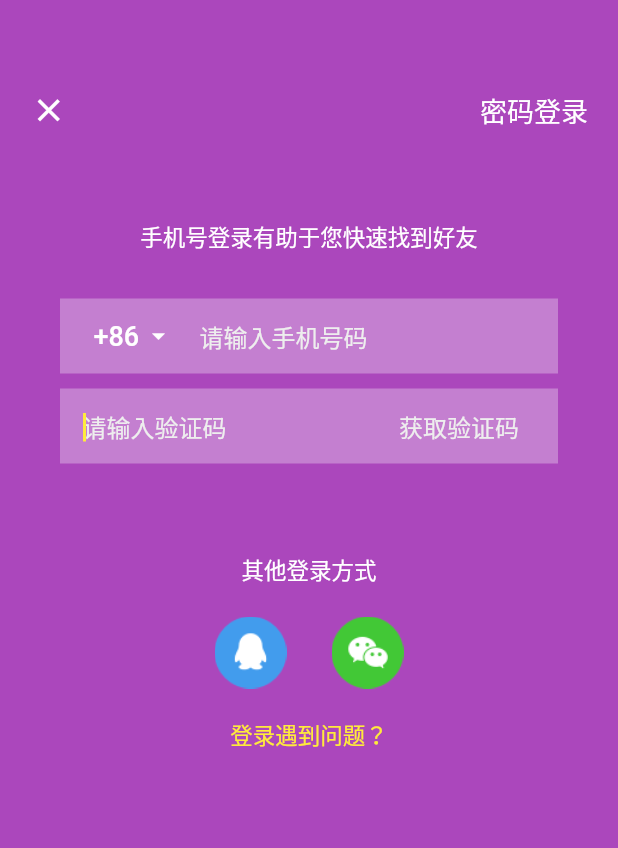
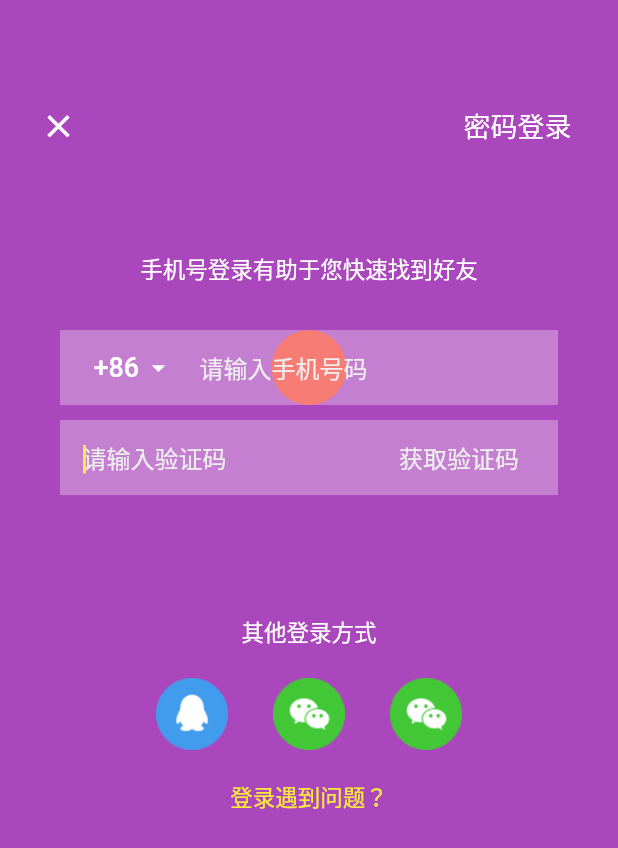
Before and after one commit to opvexe/FlutterToikLogin, a Flutter app: the screen it shows after launch, on a phone screen of 412 x 824 dp. Shown: the top 848 px of the screen. Run offline on Flutter 3.47's test engine with Material 2 defaults, Android fonts, the phone set to English and light mode, and no system bars.

Commit message:
no message

```diff
--- a/flutterlogin/lib/login.dart
+++ b/flutterlogin/lib/login.dart
@@ -28,20 +28,30 @@ class loginWidget extends StatelessWidget {
               children: <Widget>[
                 Container(
                   child: Padding(
-                    padding: EdgeInsets.only(left: 20.0),
-                    child: Icon(
-                      Icons.close,
+                    padding: EdgeInsets.only(left: 15.0),
+                    child: IconButton(
+                      padding: EdgeInsets.zero,
+                      iconSize: 25.0,
+                      icon: Icon(Icons.close),
                       color: Colors.white,
-                      size: 25.0,
+                      onPressed: () {
+                        print("close");
+                      },
                     ),
                   ),
                 ),
                 Container(
                   child: Padding(
-                    padding: EdgeInsets.only(right: 20.0),
+                    padding: EdgeInsets.only(right: 15.0),
+                    child: FlatButton(
                       child: Text(
                         "密码登录",
+                        textAlign: TextAlign.right,
                         style: TextStyle(fontSize: 18.0, color: Colors.white),
+                      ),
+                      onPressed: (){
+                        print("login code ");
+                      },
                     ),
                   ),
                 ),
@@ -63,35 +73,18 @@ class loginWidget extends StatelessWidget {
             margin: const EdgeInsets.only(left: 40.0, right: 40.0, top: 30.0),
             padding: EdgeInsets.only(left: 5.0, right: 5.0),
             alignment: Alignment.center,
+
+            decoration: BoxDecoration(
+              shape: BoxShape.circle,
+              color: Colors.red,
+            ),
+
             child: Row(
               mainAxisAlignment: MainAxisAlignment.start,
               children: <Widget>[
-                FlatButton(
-                  child: Row(
-                    children: <Widget>[
-                      Padding(
-                        padding: EdgeInsets.zero,
-                        child: Text(
-                          "+86",
-                          style: TextStyle(fontSize: 18.0, color: Colors.white),
-                        ),
-                      ),
-                      Padding(
-                        padding: EdgeInsets.only(left: 3.0),
-                        child: Icon(
-                          Icons.arrow_drop_down,
-                          size: 20.0,
-                          color: Colors.white,
-                        ),
-                      ),
-                    ],
-                  ),
-                  onPressed: () {
-                    print("+86");
-                  },
-                ),
-                Container(
-                  width: 200.0,
+                iphoneButton(),
+                Expanded(
+                  child: Container(
                     child: TextField(
                     textAlign: TextAlign.left,
                     cursorColor: Colors.yellow,
@@ -99,10 +92,12 @@ class loginWidget extends StatelessWidget {
                     decoration: InputDecoration(
                       border: InputBorder.none,
                       hintText: "请输入手机号码",
-                      hintStyle: TextStyle(color: Colors.grey.shade200,fontSize: 16.0),
+                      hintStyle: TextStyle(
+                          color: Colors.grey.shade200, fontSize: 16.0),
                     ),
                   ),
                   ),
+                )
               ],
             ),
           ),
@@ -127,16 +122,18 @@ class loginWidget extends StatelessWidget {
                     decoration: InputDecoration(
                       border: InputBorder.none,
                       hintText: "请输入验证码",
-                      hintStyle: TextStyle(color: Colors.grey.shade200,fontSize: 16.0),
+                      hintStyle: TextStyle(
+                          color: Colors.grey.shade200, fontSize: 16.0),
                     ),
                   ),
                 ),
                 Expanded(
                   child: FlatButton(
-                    padding: EdgeInsets.only(left: 5.0,right: 5.0),
+                    padding: EdgeInsets.only(left: 5.0, right: 5.0),
                     child: Text(
                       "获取验证码",
-                      style: TextStyle(fontSize: 16.0, color: Colors.grey.shade200),
+                      style: TextStyle(
+                          fontSize: 16.0, color: Colors.grey.shade200),
                     ),
                   ),
                 ),
@@ -144,11 +141,11 @@ class loginWidget extends StatelessWidget {
             ),
           ),
           Container(
-            margin: EdgeInsets.only(top: 60.0),
+            margin: EdgeInsets.only(top: 80.0),
             alignment: Alignment.center,
             child: Text(
               "其他登录方式",
-              style:TextStyle(fontSize: 15.0,color: Colors.white),
+              style: TextStyle(fontSize: 15.0, color: Colors.white),
             ),
           ),
           Container(
@@ -160,18 +157,28 @@ class loginWidget extends StatelessWidget {
                   padding: EdgeInsets.zero,
                   iconSize: 30.0,
                   icon: Image.asset("assets/images/share_qq.png"),
-                  onPressed: (){
+                  onPressed: () {
                     print("QQ");
                   },
                 ),
-
                 Container(
                   margin: EdgeInsets.only(left: 30.0),
                   child: IconButton(
                     padding: EdgeInsets.zero,
                     iconSize: 30.0,
                     icon: Image.asset("assets/images/share_wechat.png"),
-                  onPressed: (){
+                    onPressed: () {
+                      print("Wechat");
+                    },
+                  ),
+                ),
+                Container(
+                  margin: EdgeInsets.only(left: 30.0),
+                  child: IconButton(
+                    padding: EdgeInsets.zero,
+                    iconSize: 30.0,
+                    icon: Image.asset("assets/images/share_wechat.png"),
+                    onPressed: () {
                       print("Wechat");
                     },
                   ),
@@ -179,13 +186,12 @@ class loginWidget extends StatelessWidget {
               ],
             ),
           ),
-
           Container(
             margin: EdgeInsets.only(top: 20.0),
             alignment: Alignment.center,
             child: Text(
               "登录遇到问题？",
-              style:TextStyle(fontSize: 15.0,color: Colors.yellow),
+              style: TextStyle(fontSize: 15.0, color: Colors.yellow),
             ),
           ),
         ],
@@ -193,3 +199,36 @@ class loginWidget extends StatelessWidget {
     );
   }
 }
+
+
+
+// 获取区号
+class iphoneButton extends StatelessWidget {
+  @override
+  Widget build(BuildContext context) {
+    return FlatButton(
+       child: Row(
+          children: <Widget>[
+              Padding(
+                padding: EdgeInsets.zero,
+                child: Text(
+                  "+86",
+                 style: TextStyle(fontSize: 18.0, color: Colors.white),
+                ),
+              ),
+              Padding(
+                padding: EdgeInsets.only(left: 3.0,right: 0.0),
+                child: Icon(
+                  Icons.arrow_drop_down,
+                  size: 20.0,
+                  color: Colors.white,
+                ),
+              ),
+          ],
+       ),
+       onPressed: (){
+         print("+ 86");
+       },
+    );
+  }
+}
```
Lines whose indentation alone changed are shown as unchanged.
